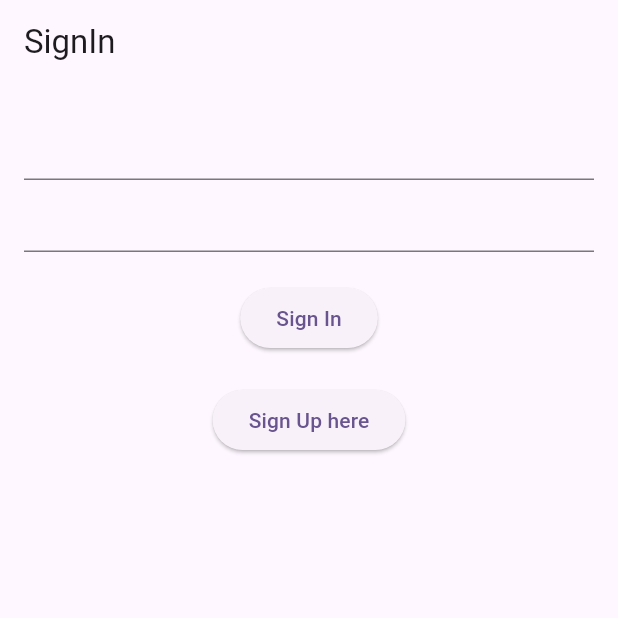
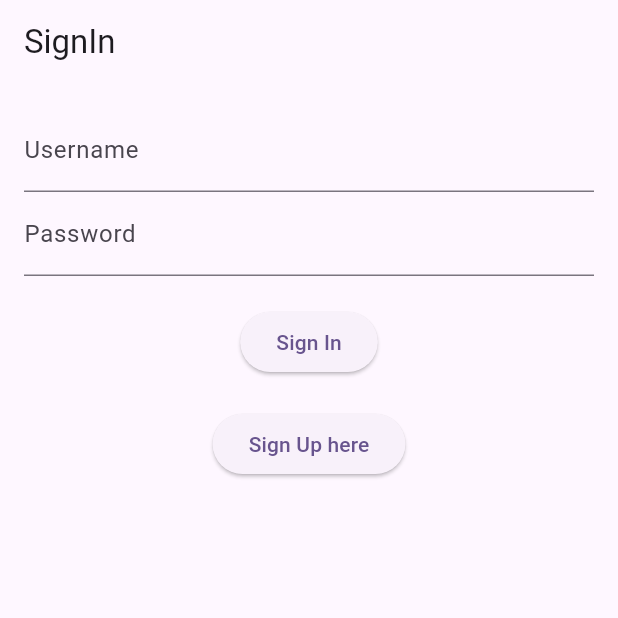
Before and after one commit to FiSeStRo/Ecoland-Apps, a Flutter app: the screen it shows after launch, on a phone screen of 412 x 824 dp, the top half of it. Run offline on Flutter 3.47's test engine with Material 3 defaults, Android fonts, the light colour scheme and no system bars.

Commit message:
minor changes (debug + text input decoration)

```diff
--- a/lib/providers/api/authentication.dart
+++ b/lib/providers/api/authentication.dart
@@ -15,6 +15,8 @@ Future<bool> signUp(String username, String email, String password) async {
     if (response.statusCode == 201) {
       return true;
     } else {
+      print(response.statusCode);
+      print(response.body);
       return false;
     }
   } catch (e) {
--- a/lib/screens/sign_in_screen.dart
+++ b/lib/screens/sign_in_screen.dart
@@ -25,9 +25,11 @@ class _SignInScreenState extends State<SignInScreen> {
             children: <Widget>[
               TextField(
                 controller: _usernameController,
+                decoration: const InputDecoration(labelText: 'Username'),
               ),
               TextField(
                 controller: _passwordController,
+                decoration: const InputDecoration(labelText: 'Password  '),
               ),
               const SizedBox(
                 height: 20,
```
